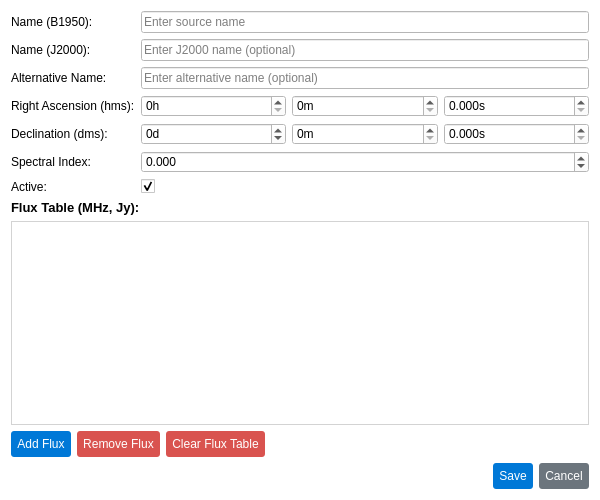
The window that pastrocore/gui_pyside/dialog_edtior_source.ui (Torward1024/pAstroCORE) describes before a commit, drawn with Qt 5.
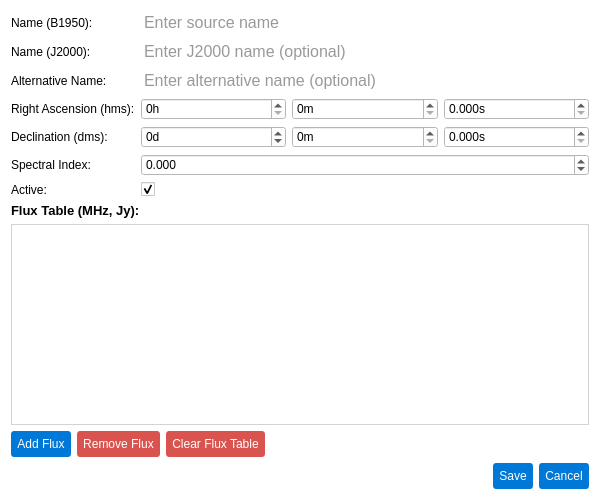
The same window after the commit.

```diff
--- a/pastrocore/gui_pyside/dialog_edtior_source.ui
+++ b/pastrocore/gui_pyside/dialog_edtior_source.ui
@@ -28,6 +28,30 @@
      </item>
      <item row="0" column="1">
       <widget class="QLineEdit" name="nameEdit">
+       <property name="styleSheet">
+        <string notr="true">QLineEdit {
+    font-family: Arial;
+    font-size: 12pt;
+    color: #333333;
+    padding: 1px;
+    border-radius: 3px;
+}
+QLineEdit[readOnly=&quot;true&quot;] {
+    border: 1px solid #d3d3d3;
+    background-color: #f9f9f9;
+}
+QLineEdit[readOnly=&quot;false&quot;] {
+    border: 1px solid #0078d7;
+    background-color: #f0f6ff;
+}
+QLineEdit[readOnly=&quot;false&quot;]:hover {
+    border: 1px solid #1a8cff;
+}
+QLineEdit[readOnly=&quot;false&quot;]:focus {
+    border: 1px solid #005bb5;
+    background-color: #ffffff;
+}</string>
+       </property>
        <property name="placeholderText">
         <string>Enter source name</string>
        </property>
@@ -42,6 +66,30 @@
      </item>
      <item row="1" column="1">
       <widget class="QLineEdit" name="nameJ2000Edit">
+       <property name="styleSheet">
+        <string notr="true">QLineEdit {
+    font-family: Arial;
+    font-size: 12pt;
+    color: #333333;
+    padding: 1px;
+    border-radius: 3px;
+}
+QLineEdit[readOnly=&quot;true&quot;] {
+    border: 1px solid #d3d3d3;
+    background-color: #f9f9f9;
+}
+QLineEdit[readOnly=&quot;false&quot;] {
+    border: 1px solid #0078d7;
+    background-color: #f0f6ff;
+}
+QLineEdit[readOnly=&quot;false&quot;]:hover {
+    border: 1px solid #1a8cff;
+}
+QLineEdit[readOnly=&quot;false&quot;]:focus {
+    border: 1px solid #005bb5;
+    background-color: #ffffff;
+}</string>
+       </property>
        <property name="placeholderText">
         <string>Enter J2000 name (optional)</string>
        </property>
@@ -56,6 +104,30 @@
      </item>
      <item row="2" column="1">
       <widget class="QLineEdit" name="altNameEdit">
+       <property name="styleSheet">
+        <string notr="true">QLineEdit {
+    font-family: Arial;
+    font-size: 12pt;
+    color: #333333;
+    padding: 1px;
+    border-radius: 3px;
+}
+QLineEdit[readOnly=&quot;true&quot;] {
+    border: 1px solid #d3d3d3;
+    background-color: #f9f9f9;
+}
+QLineEdit[readOnly=&quot;false&quot;] {
+    border: 1px solid #0078d7;
+    background-color: #f0f6ff;
+}
+QLineEdit[readOnly=&quot;false&quot;]:hover {
+    border: 1px solid #1a8cff;
+}
+QLineEdit[readOnly=&quot;false&quot;]:focus {
+    border: 1px solid #005bb5;
+    background-color: #ffffff;
+}</string>
+       </property>
        <property name="placeholderText">
         <string>Enter alternative name (optional)</string>
        </property>
@@ -311,7 +383,21 @@
      <item>
       <widget class="QPushButton" name="cancelButton">
        <property name="styleSheet">
-        <string>background-color: #6c757d; color: #ffffff; padding: 6px; border-radius: 3px;</string>
+        <string notr="true">QPushButton {
+    background-color: #0078d7;
+    color: #ffffff;
+    padding: 6px;
+    border-radius: 3px;
+    border: none;
+}
+QPushButton:hover {
+    background-color: #1a8cff; /* Светлее при наведении */
+}
+QPushButton:pressed {
+    background-color: #005bb5; /* Темнее при нажатии */
+    padding-top: 7px; /* Легкое смещение вниз для эффекта &quot;продавливания&quot; */
+    padding-bottom: 5px;
+}</string>
        </property>
        <property name="text">
         <string>Cancel</string>
```
Left out of the diff: 16 changed lines with no effect on the pictures.
